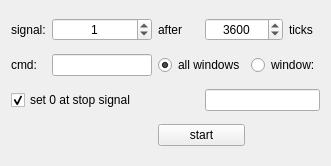
Qt form signaltimerwindow.ui (bchjoerni/mlab) before a commit.
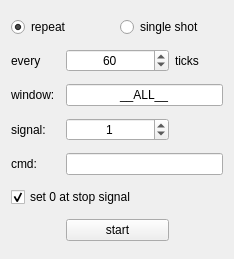
The same form after that commit.

```diff
--- a/signaltimerwindow.ui
+++ b/signaltimerwindow.ui
@@ -6,39 +6,39 @@
    <rect>
     <x>0</x>
     <y>0</y>
-    <width>331</width>
-    <height>166</height>
+    <width>234</width>
+    <height>259</height>
    </rect>
   </property>
   <property name="windowTitle">
    <string>Form</string>
   </property>
   <layout class="QGridLayout" name="gridLayout">
-   <item row="0" column="0">
-    <widget class="QLabel" name="lbl_signal_lbl">
+   <item row="0" column="0" colspan="2">
+    <widget class="QRadioButton" name="rad_repeat">
      <property name="text">
-      <string>signal:</string>
+      <string>repeat</string>
      </property>
+     <property name="checked">
+      <bool>true</bool>
+     </property>
     </widget>
    </item>
-   <item row="0" column="1">
-    <widget class="QSpinBox" name="spb_signal">
-     <property name="alignment">
-      <set>Qt::AlignCenter</set>
+   <item row="0" column="2" colspan="2">
+    <widget class="QRadioButton" name="rad_singleShot">
+     <property name="text">
+      <string>single shot</string>
      </property>
-     <property name="value">
-      <number>1</number>
-     </property>
     </widget>
    </item>
-   <item row="0" column="2">
-    <widget class="QLabel" name="lbl_after_lbl">
+   <item row="1" column="0">
+    <widget class="QLabel" name="lbl_every_lbl">
      <property name="text">
-      <string>after</string>
+      <string>every</string>
      </property>
     </widget>
    </item>
-   <item row="0" column="3" colspan="2">
+   <item row="1" column="1" colspan="2">
     <widget class="QSpinBox" name="spb_ticks">
      <property name="alignment">
       <set>Qt::AlignCenter</set>
@@ -50,49 +50,69 @@
       <number>1000000</number>
      </property>
      <property name="value">
-      <number>3600</number>
+      <number>60</number>
      </property>
     </widget>
    </item>
-   <item row="0" column="5">
+   <item row="1" column="3">
     <widget class="QLabel" name="lbl_ticks_lbl">
      <property name="text">
       <string>ticks</string>
      </property>
     </widget>
    </item>
-   <item row="1" column="0">
+   <item row="2" column="0">
+    <widget class="QLabel" name="lbl_window_lbl">
+     <property name="text">
+      <string>window:</string>
+     </property>
+    </widget>
+   </item>
+   <item row="2" column="1" colspan="3">
+    <widget class="QLineEdit" name="txt_window">
+     <property name="text">
+      <string>__ALL__</string>
+     </property>
+     <property name="alignment">
+      <set>Qt::AlignCenter</set>
+     </property>
+    </widget>
+   </item>
+   <item row="3" column="0">
+    <widget class="QLabel" name="lbl_signal_lbl">
+     <property name="text">
+      <string>signal:</string>
+     </property>
+    </widget>
+   </item>
+   <item row="3" column="1" colspan="2">
+    <widget class="QSpinBox" name="spb_signal">
+     <property name="alignment">
+      <set>Qt::AlignCenter</set>
+     </property>
+     <property name="value">
+      <number>1</number>
+     </property>
+    </widget>
+   </item>
+   <item row="4" column="0">
     <widget class="QLabel" name="lbl_cmd">
      <property name="text">
       <string>cmd:</string>
      </property>
     </widget>
    </item>
-   <item row="1" column="1">
+   <item row="4" column="1" colspan="3">
     <widget class="QLineEdit" name="txt_cmd">
+     <property name="text">
+      <string/>
+     </property>
      <property name="alignment">
       <set>Qt::AlignCenter</set>
      </property>
     </widget>
    </item>
-   <item row="1" column="2" colspan="2">
-    <widget class="QRadioButton" name="rad_allWindows">
-     <property name="text">
-      <string>all windows</string>
-     </property>
-     <property name="checked">
-      <bool>true</bool>
-     </property>
-    </widget>
-   </item>
-   <item row="1" column="4" colspan="2">
-    <widget class="QRadioButton" name="rad_singleWindow">
-     <property name="text">
-      <string>window:</string>
-     </property>
-    </widget>
-   </item>
-   <item row="2" column="0" colspan="3">
+   <item row="5" column="0" colspan="3">
     <widget class="QCheckBox" name="chb_setZeroAtStopSignal">
      <property name="text">
       <string>set 0 at stop signal</string>
@@ -102,14 +122,7 @@
      </property>
     </widget>
    </item>
-   <item row="2" column="3" colspan="3">
-    <widget class="QLineEdit" name="txt_window">
-     <property name="alignment">
-      <set>Qt::AlignCenter</set>
-     </property>
-    </widget>
-   </item>
-   <item row="3" column="2" colspan="2">
+   <item row="6" column="1" colspan="2">
     <widget class="QPushButton" name="btn_startStop">
      <property name="text">
       <string>start</string>
```
Left out of the diff: 2 changed lines with no effect on the pictures.
